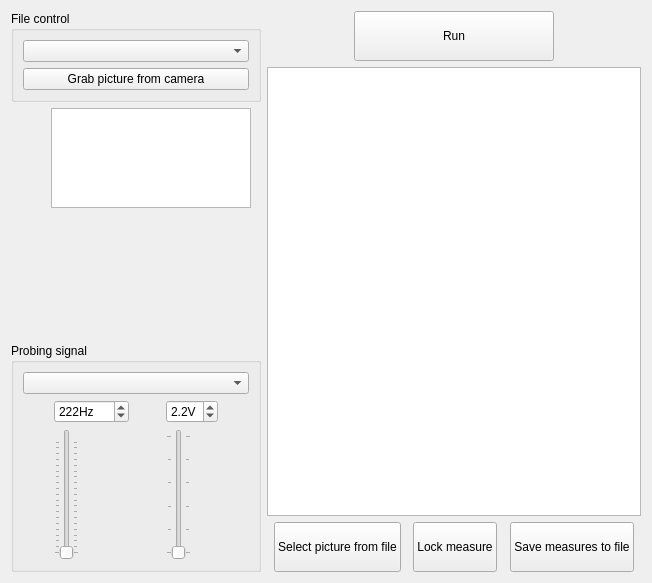
polovik/asa, file formdiagnose.ui: the form before one commit.
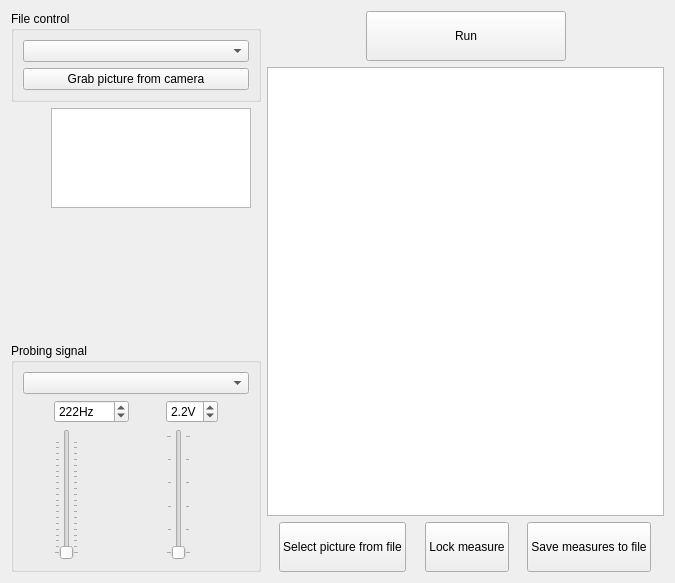
The form after the commit. Icons and pictures are not drawn. Custom widgets are drawn as their Qt base class.

Commit message: Control UI mode switching on form Diagnose.

```diff
--- a/formdiagnose.ui
+++ b/formdiagnose.ui
@@ -6,7 +6,7 @@
    <rect>
     <x>0</x>
     <y>0</y>
-    <width>652</width>
+    <width>675</width>
     <height>583</height>
    </rect>
   </property>
@@ -195,6 +195,9 @@
           <iconset resource="analog_signature_analyzer.qrc">
            <normaloff>:/icons/analyze.ico</normaloff>:/icons/analyze.ico</iconset>
          </property>
+         <property name="checkable">
+          <bool>true</bool>
+         </property>
         </widget>
        </item>
        <item>
```
Left out of the diff: 12 changed lines with no effect on the pictures. The commit also changes 2 other files.
